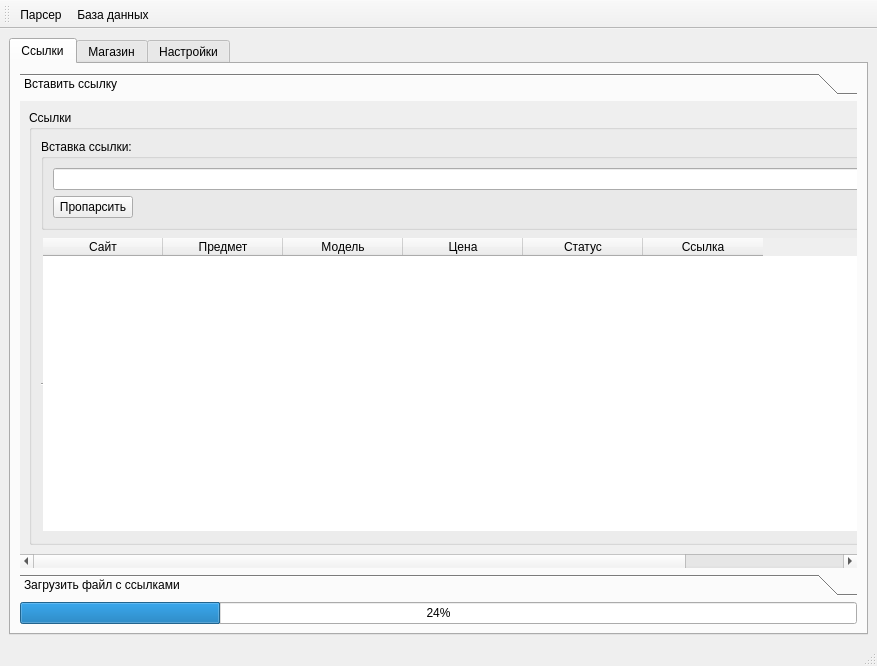
Before: the Qt Designer form parser/qt_designer.ui in Griga178/gitdev, drawn with Qt 5.
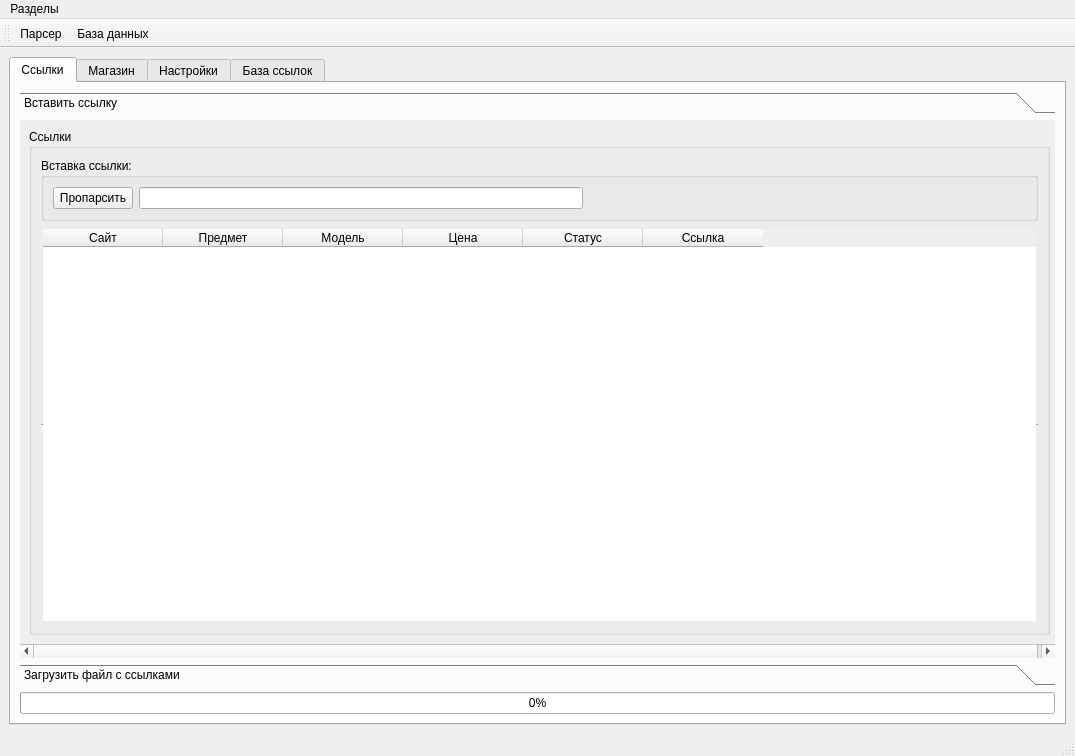
After: the same form once the commit is applied. The open tabs and pages were chosen to show the change. Icons and pictures are not drawn.

```diff
--- a/parser/qt_designer.ui
+++ b/parser/qt_designer.ui
@@ -6,8 +6,8 @@
    <rect>
     <x>0</x>
     <y>0</y>
-    <width>877</width>
-    <height>666</height>
+    <width>1075</width>
+    <height>756</height>
    </rect>
   </property>
   <property name="contextMenuPolicy">
@@ -55,7 +55,7 @@
              <x>0</x>
              <y>0</y>
              <width>1035</width>
-             <height>393</height>
+             <height>483</height>
             </rect>
            </property>
            <attribute name="label">
@@ -73,18 +73,25 @@
                  <property name="title">
                   <string>Вставка ссылки:</string>
                  </property>
-                 <layout class="QGridLayout" name="gridLayout">
-                  <item row="1" column="0">
+                 <layout class="QHBoxLayout" name="horizontalLayout">
+                  <item>
                    <widget class="QPushButton" name="pushButton">
                     <property name="text">
                      <string>Пропарсить</string>
                     </property>
                    </widget>
                   </item>
-                  <item row="0" column="0" colspan="2">
-                   <widget class="QLineEdit" name="lineEdit"/>
+                  <item>
+                   <widget class="QLineEdit" name="lineEdit">
+                    <property name="enabled">
+                     <bool>true</bool>
+                    </property>
+                    <property name="mouseTracking">
+                     <bool>false</bool>
+                    </property>
+                   </widget>
                   </item>
-                  <item row="1" column="1">
+                  <item>
                    <spacer name="horizontalSpacer">
                     <property name="orientation">
                      <enum>Qt::Horizontal</enum>
@@ -192,8 +199,20 @@
         </item>
         <item>
          <widget class="QProgressBar" name="progressBar">
+          <property name="enabled">
+           <bool>true</bool>
+          </property>
+          <property name="mouseTracking">
+           <bool>false</bool>
+          </property>
           <property name="value">
-           <number>24</number>
+           <number>0</number>
+          </property>
+          <property name="textVisible">
+           <bool>true</bool>
+          </property>
+          <property name="invertedAppearance">
+           <bool>false</bool>
           </property>
          </widget>
         </item>
@@ -346,6 +365,11 @@
         </property>
        </widget>
       </widget>
+      <widget class="QWidget" name="tab_4">
+       <attribute name="title">
+        <string>База ссылок</string>
+       </attribute>
+      </widget>
      </widget>
     </item>
    </layout>
@@ -355,10 +379,18 @@
     <rect>
      <x>0</x>
      <y>0</y>
-     <width>877</width>
+     <width>1075</width>
      <height>21</height>
     </rect>
    </property>
+   <widget class="QMenu" name="menu">
+    <property name="title">
+     <string>Разделы</string>
+    </property>
+    <addaction name="action"/>
+    <addaction name="action_2"/>
+   </widget>
+   <addaction name="menu"/>
   </widget>
   <widget class="QStatusBar" name="statusbar"/>
   <widget class="QToolBar" name="toolBar">
```
Left out of the diff: 16 changed lines with no effect on the pictures.
